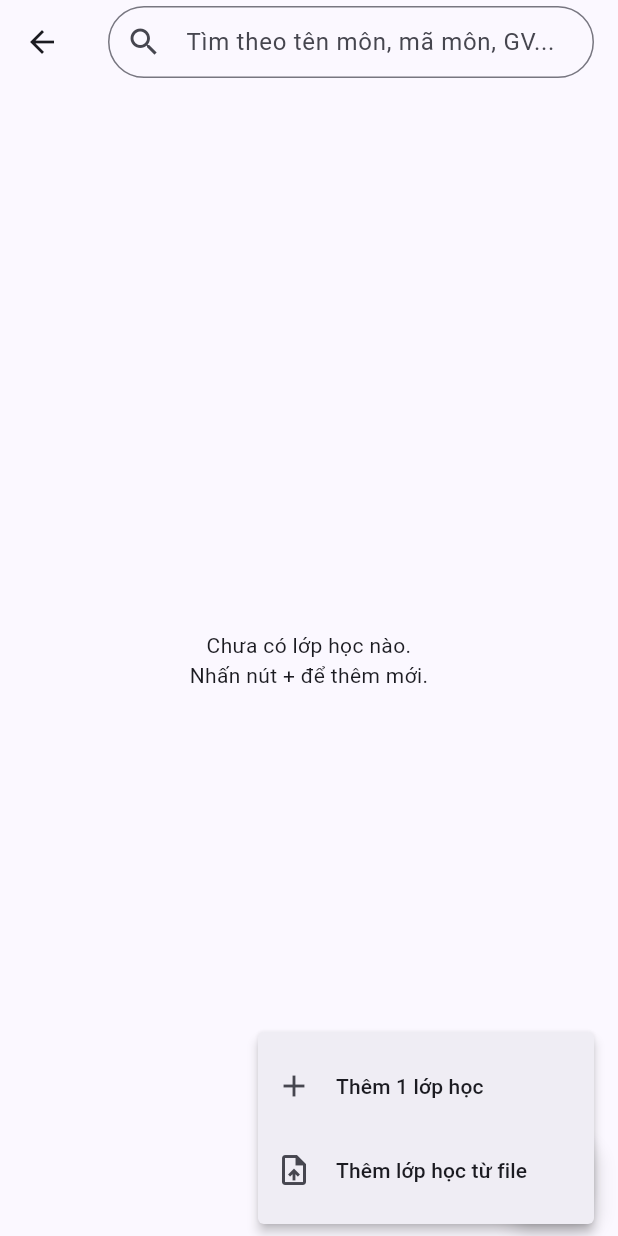
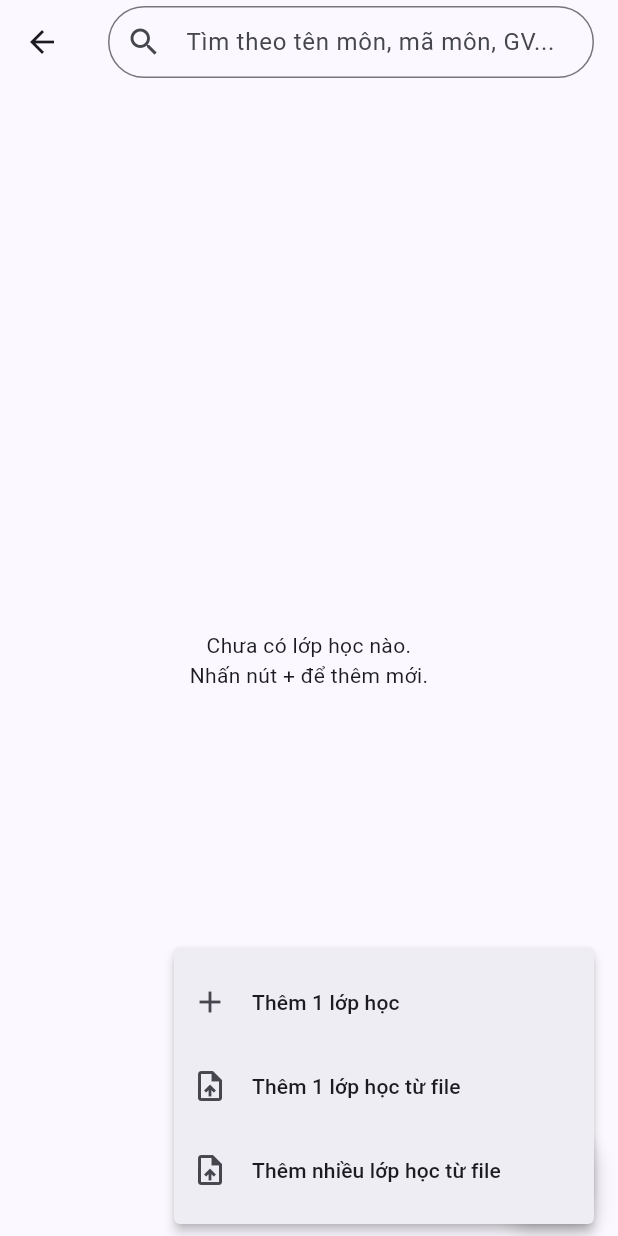
Before and after one commit to AnhHa2011/attendify, a Flutter app: the ClassManagementPage screen opened directly, after a tap on the "add" icon, on a phone screen of 412 x 824 dp. Run offline on Flutter 3.47's test engine with Material 3 defaults, Android fonts, the phone set to English and light mode, and no system bars; our stand-ins replace cloud_firestore, file_picker, firebase_auth, firebase_core, firebase_storage, flutter_local_notifications and 6 more; missing offline and left inert: dart:html, excel, mobile_scanner; accounts and stored records are empty.

Commit message:
fixed bug import multi class

```diff
--- a/lib/features/admin/presentation/pages/class_management/class_bulk_import_page.dart
+++ b/lib/features/admin/presentation/pages/class_management/class_bulk_import_page.dart
@@ -445,12 +445,6 @@ class _ClassBulkImportPageState extends State<ClassBulkImportPage> {
                           label: const Text('Tải template lớp (.xlsx)'),
                           onPressed: () => TemplateDownloader.download('class'),
                         ),
-                        OutlinedButton.icon(
-                          icon: const Icon(Icons.download_for_offline_outlined),
-                          label: const Text('Template lớp + SV (multi-sheet)'),
-                          onPressed: () =>
-                              TemplateDownloader.download('class_enroll'),
-                        ),
                       ],
                     ),
                     const SizedBox(height: 8),
--- a/lib/features/admin/presentation/pages/class_management/class_management_page.dart
+++ b/lib/features/admin/presentation/pages/class_management/class_management_page.dart
@@ -89,7 +89,14 @@ class _ClassManagementPageState extends State<ClassManagementPage> {
             value: 'bulk',
             child: ListTile(
               leading: Icon(Icons.upload_file),
-              title: Text('Thêm lớp học từ file'),
+              title: Text('Thêm 1 lớp học từ file'),
+            ),
+          ),
+          PopupMenuItem(
+            value: 'bulk_enroll',
+            child: ListTile(
+              leading: Icon(Icons.upload_file),
+              title: Text('Thêm nhiều lớp học từ file'),
             ),
           ),
         ],
```
Also changed, not shown: lib/features/admin/presentation/pages/class_management/class_enrollments_bulk_import_page.dart (+7 -2 lines), 1 other file.
